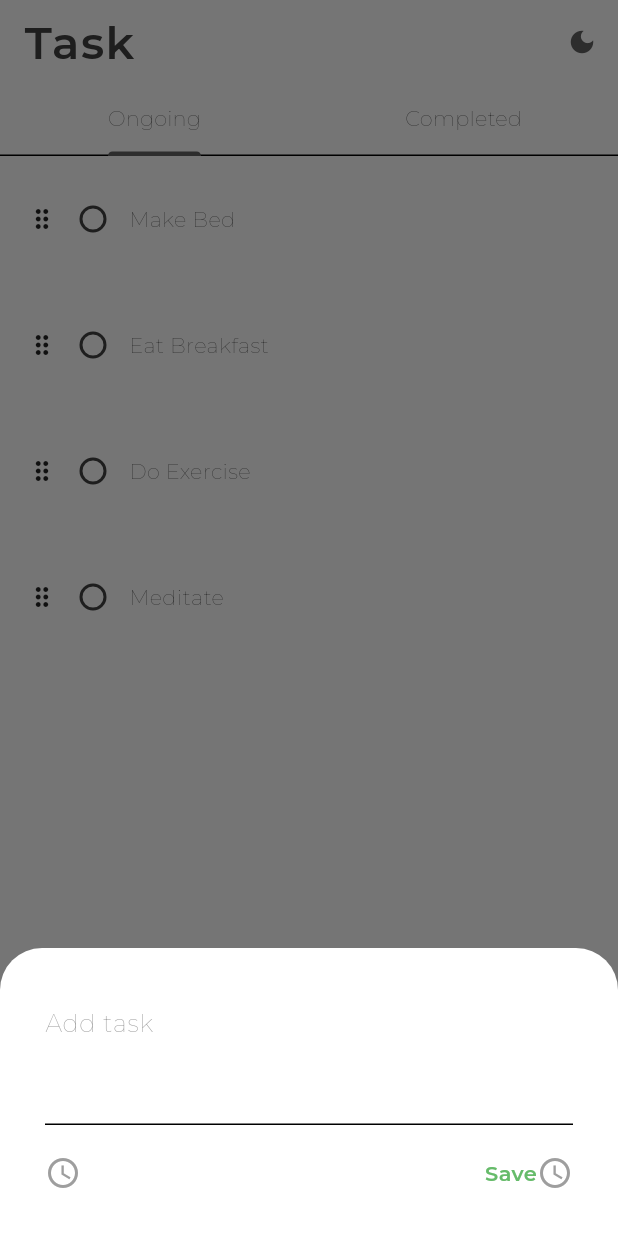
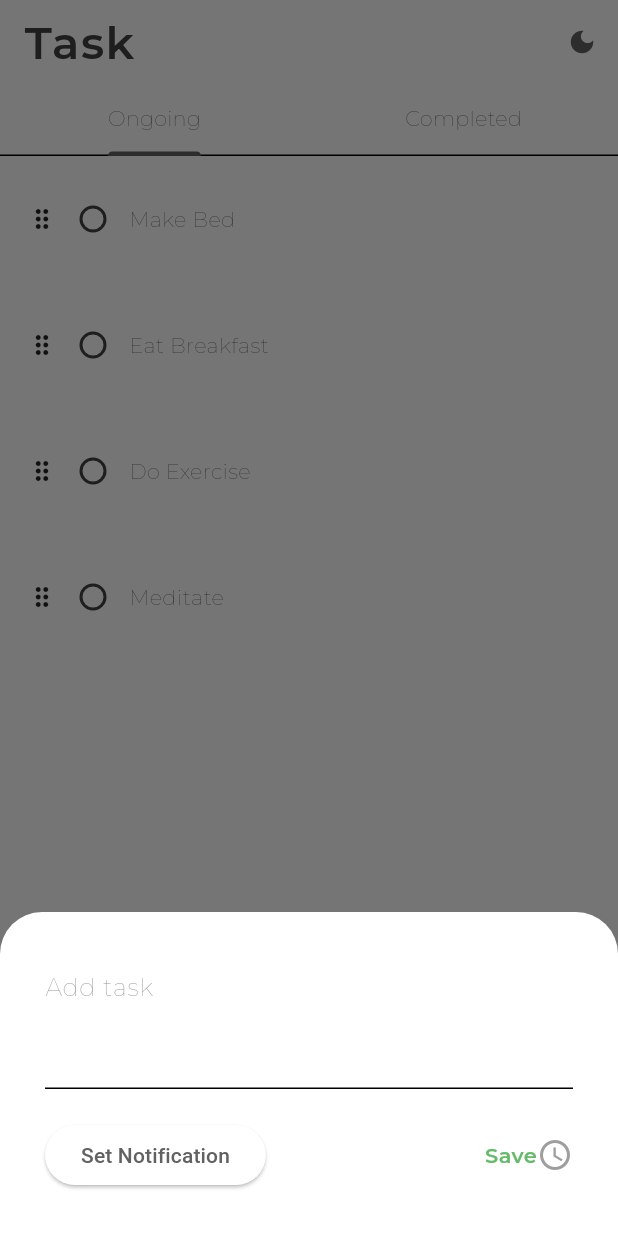
Before and after one commit to HeaLthyDrugs/task, a Flutter app: the screen it shows after launch, after a tap on the "add" icon, on a phone screen of 412 x 824 dp. Run offline on Flutter 3.47's test engine with Material 3 defaults, Android fonts, the phone set to English and light mode, and no system bars; drawn by our look-alikes of flutter_slidable; our stand-ins replace flutter_local_notifications, hive_flutter, lottie, timezone; accounts and stored records are empty; project files that could hold a hidden picture were left out.

Commit message:
Added the Notification functionality

```diff
--- /dev/null
+++ b/lib/helper/notification_helper.dart
@@ -0,0 +1,77 @@
+import 'package:flutter_local_notifications/flutter_local_notifications.dart';
+import 'package:timezone/timezone.dart' as tz;
+import 'package:timezone/data/latest.dart' as tz;
+// Add this import
+import 'package:flutter/foundation.dart';
+
+class NotificationHelper {
+  static final _notification = FlutterLocalNotificationsPlugin();
+  static bool _initialized = false;
+
+  static Future<void> init() async {
+    if (!_initialized) {
+      tz.initializeTimeZones();
+      tz.setLocalLocation(
+          tz.getLocation('Asia/Kolkata')); // Set to Indian Standard Time
+      await _notification.initialize(const InitializationSettings(
+        android: AndroidInitializationSettings("@mipmap/ic_launcher"),
+      ));
+      _initialized = true;
+    }
+  }
+
+  static Future<void> scheduleNotification(
+    String title,
+    String body,
+    int userDayInput,
+  ) async {
+    await init(); // Ensure initialization before scheduling
+
+    var androidDetails = const AndroidNotificationDetails(
+      "important_notification",
+      "My channel",
+      importance: Importance.max,
+      priority: Priority.high,
+      enableVibration: true,
+    );
+    var notificationDetails = NotificationDetails(android: androidDetails);
+
+    // Check if the app has permission for exact alarms
+    final bool? result = await _notification
+        .resolvePlatformSpecificImplementation<
+            AndroidFlutterLocalNotificationsPlugin>()
+        ?.requestExactAlarmsPermission();
+
+    if (result ?? false) {
+      await _notification.zonedSchedule(
+        0,
+        title,
+        body,
+        tz.TZDateTime.now(tz.local).add(Duration(seconds: userDayInput)),
+        notificationDetails,
+        uiLocalNotificationDateInterpretation:
+            UILocalNotificationDateInterpretation.absoluteTime,
+        androidScheduleMode: AndroidScheduleMode.exactAllowWhileIdle,
+      );
+    } else {
+      if (kDebugMode) {
+        print('Exact alarms permission not granted');
+      }
+      // Fallback to inexact scheduling
+      await _notification.zonedSchedule(
+        0,
+        title,
+        body,
+        tz.TZDateTime.now(tz.local).add(Duration(seconds: userDayInput)),
+        notificationDetails,
+        uiLocalNotificationDateInterpretation:
+            UILocalNotificationDateInterpretation.absoluteTime,
+        androidScheduleMode: AndroidScheduleMode.inexactAllowWhileIdle,
+      );
+    }
+  }
+
+  static Future<void> cancelAllNotifications() async {
+    await _notification.cancelAll();
+  }
+}
--- a/lib/main.dart
+++ b/lib/main.dart
@@ -1,11 +1,14 @@
 import 'package:flutter/material.dart';
 import 'package:hive_flutter/hive_flutter.dart';
 import 'package:provider/provider.dart';
+import 'package:todo_app/helper/notification_helper.dart';
 import 'package:todo_app/pages/home_page.dart';
 import 'package:todo_app/theme/theme.dart';
 import 'package:todo_app/theme/theme_provider.dart';
 
 void main() async {
+  WidgetsFlutterBinding.ensureInitialized();
+  NotificationHelper.init();
   await Hive.initFlutter();
 
   var box = await Hive.openBox('myBox');
--- a/lib/pages/home_page.dart
+++ b/lib/pages/home_page.dart
@@ -2,6 +2,7 @@ import 'package:flutter/material.dart';
 import 'package:hive_flutter/hive_flutter.dart';
 import 'package:provider/provider.dart';
 import 'package:todo_app/data/database.dart';
+import 'package:todo_app/helper/notification_helper.dart';
 import 'package:todo_app/main.dart';
 import 'package:todo_app/theme/theme.dart';
 import 'package:todo_app/theme/theme_provider.dart';
@@ -112,7 +113,13 @@ class _HomePageState extends State<HomePage>
                 Row(
                   mainAxisAlignment: MainAxisAlignment.spaceBetween,
                   children: [
-                    Icon(Icons.access_time, size: 24, color: Colors.grey),
+                    // Icon(Icons.access_time, size: 24, color: Colors.grey),
+                    ElevatedButton(
+                        onPressed: () {
+                          NotificationHelper.scheduleNotification(
+                              "Test", "my app notification", 5);
+                        },
+                        child: const Text("Set Notification")),
                     Row(
                       children: [
                         GestureDetector(
--- a/pubspec.yaml
+++ b/pubspec.yaml
@@ -44,7 +44,7 @@ dependencies:
 dev_dependencies:
   flutter_test:
     sdk: flutter
-  hive_generator: ^1.1.3
+  hive_generator: ^2.0.1
   build_runner: ^2.3.3
 
   # The "flutter_lints" package below contains a set of recommended lints to
@@ -52,7 +52,8 @@ dev_dependencies:
   # activated in the `analysis_options.yaml` file located at the root of your
   # package. See that file for information about deactivating specific lint
   # rules and activating additional ones.
-  flutter_lints: ^4.0.0
+  flutter_lints: ^5.0.0
+  flutter_local_notifications:
 
 # For information on the generic Dart part of this file, see the
 # following page: https://dart.dev/tools/pub/pubspec
```
Also changed, not shown: pubspec.lock, 3 other files.
